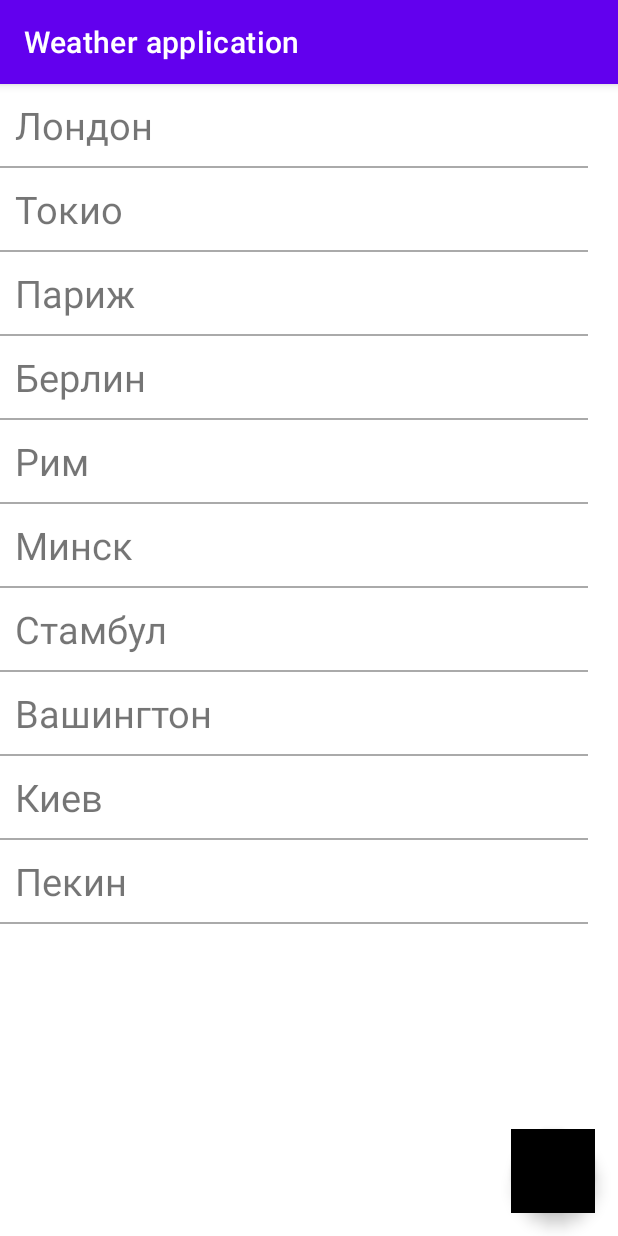
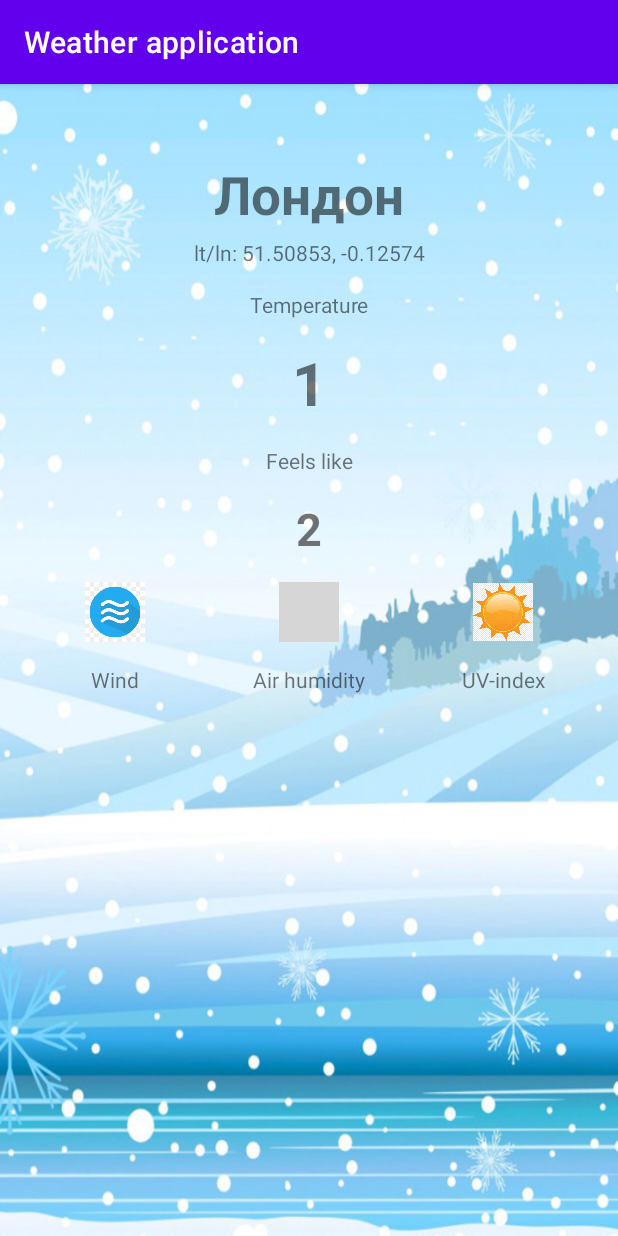
Before and after one commit to SoldierOfLuck/My_TEST_Application, an Android app: the screen it shows after launch (MainActivity), after a tap on "Лондон", on a phone screen of 412 x 824 dp. Run offline under Robolectric (Android 15) with nearby library versions, the light colour scheme and no system bars; 1 other tap on this screen came first; grey boxes are pictures that could not be loaded.

Commit message:
По заданию 3

```diff
--- a/app/build.gradle
+++ b/app/build.gradle
@@ -1,6 +1,7 @@
 plugins {
     id 'com.android.application'
     id 'kotlin-android'
+    id 'kotlin-android-extensions'
 }
 
 android {
--- /dev/null
+++ b/app/src/main/java/ru/lukmanov/mytestapplication/main/DetailsFragment.kt
@@ -0,0 +1,51 @@
+package ru.lukmanov.mytestapplication.main
+
+import android.os.Bundle
+import androidx.fragment.app.Fragment
+import android.view.LayoutInflater
+import android.view.View
+import android.view.ViewGroup
+import ru.lukmanov.mytestapplication.R
+import ru.lukmanov.mytestapplication.databinding.FragmentDetailsBinding
+import ru.lukmanov.mytestapplication.model.Weather
+
+
+class DetailsFragment : Fragment() {
+    private var _binding: FragmentDetailsBinding? = null
+    private val binding get() = _binding!!
+
+    override fun onCreateView(
+        inflater: LayoutInflater, container: ViewGroup?,
+        savedInstanceState: Bundle?
+    ): View {
+        _binding = FragmentDetailsBinding.inflate(inflater, container, false)
+        return binding.getRoot()
+    }
+
+    override fun onViewCreated(view: View, savedInstanceState: Bundle?) {
+        super.onViewCreated(view, savedInstanceState)
+        val weather = arguments?.getParcelable<Weather>(BUNDLE_EXTRA)
+        if (weather != null) {
+            val city = weather.city
+            binding.cityName.text = city.city
+            binding.cityCoordinates.text = String.format(
+                getString(R.string.city_coordinates),
+                city.lat.toString(),
+                city.lon.toString()
+            )
+            binding.temperatureValue.text = weather.temperature.toString()
+            binding.feelsLikeValue.text = weather.feelsLike.toString()
+        }
+    }
+
+    companion object {
+
+        const val BUNDLE_EXTRA = "weather"
+
+        fun newInstance(bundle: Bundle): DetailsFragment {
+            val fragment = DetailsFragment()
+            fragment.arguments = bundle
+            return fragment
+        }
+    }
+}
--- a/app/src/main/java/ru/lukmanov/mytestapplication/main/MainFragment.kt
+++ b/app/src/main/java/ru/lukmanov/mytestapplication/main/MainFragment.kt
@@ -10,6 +10,7 @@ import androidx.lifecycle.ViewModelProvider
 import com.google.android.material.snackbar.Snackbar
 import ru.lukmanov.mytestapplication.R
 import ru.lukmanov.mytestapplication.databinding.FragmentMainBinding
+import ru.lukmanov.mytestapplication.model.Weather
 import ru.lukmanov.mytestapplication.viewmodel.AppState
 import ru.lukmanov.mytestapplication.viewmodel.MainViewModel
 
@@ -19,7 +20,20 @@ class MainFragment : Fragment() {
     private val binding get() = _binding!!
 
     private lateinit var viewModel: MainViewModel
-    private val adapter = MainFragmentAdapter()
+    private val adapter = MainFragmentAdapter(object : OnItemViewClickListener {
+        override fun onItemViewClick(weather: Weather) {
+            val manager = activity?.supportFragmentManager
+            if (manager != null) {
+                val bundle = Bundle()
+                bundle.putParcelable(DetailsFragment.BUNDLE_EXTRA, weather)
+                manager.beginTransaction()
+                    .add(R.id.container, DetailsFragment.newInstance(bundle))
+                    .addToBackStack("")
+                    .commitAllowingStateLoss()
+            }
+        }
+    })
+
     private var isDataSetRus: Boolean = true
 
     override fun onCreateView(
@@ -72,4 +86,8 @@ class MainFragment : Fragment() {
     companion object {
         fun newInstance() = MainFragment()
     }
+
+    interface OnItemViewClickListener {
+        fun onItemViewClick(weather: Weather)
+    }
 }
--- a/app/src/main/java/ru/lukmanov/mytestapplication/main/MainFragmentAdapter.kt
+++ b/app/src/main/java/ru/lukmanov/mytestapplication/main/MainFragmentAdapter.kt
@@ -9,7 +9,7 @@ import androidx.recyclerview.widget.RecyclerView
 import ru.lukmanov.mytestapplication.R
 import ru.lukmanov.mytestapplication.model.Weather
 
-class MainFragmentAdapter  :
+class MainFragmentAdapter (private var onItemViewClickListener: MainFragment.OnItemViewClickListener?) :
     RecyclerView.Adapter<MainFragmentAdapter.MainViewHolder>() {
 
     private var weatherData: List<Weather> = listOf()
@@ -42,6 +42,7 @@ class MainFragmentAdapter  :
         fun bind(weather: Weather) {
             itemView.findViewById<TextView>(R.id.mainFragmentRecyclerItemTextView).text = weather.city.city
             itemView.setOnClickListener {
+                onItemViewClickListener?.onItemViewClick(weather)
                 Toast.makeText(
                     itemView.context,
                     weather.city.city,
--- a/app/src/main/java/ru/lukmanov/mytestapplication/model/City.kt
+++ b/app/src/main/java/ru/lukmanov/mytestapplication/model/City.kt
@@ -1,3 +1,10 @@
 package ru.lukmanov.mytestapplication.model
 
-data class City (val city: String, val lat: Double, val lon: Double)
+import android.os.Parcelable
+import kotlinx.android.parcel.Parcelize
+
+@Parcelize
+data class City(
+    val city: String,
+    val lat: Double,
+    val lon: Double) : Parcelable
--- a/app/src/main/java/ru/lukmanov/mytestapplication/model/Weather.kt
+++ b/app/src/main/java/ru/lukmanov/mytestapplication/model/Weather.kt
@@ -1,7 +1,10 @@
 package ru.lukmanov.mytestapplication.model
 
+import android.os.Parcel
+import android.os.Parcelable
+import kotlinx.android.parcel.Parcelize
 
-
+@Parcelize
 data class Weather(
     val city: City = getDefaultCity(),
     val temperature: Int = -7,
@@ -9,7 +12,7 @@ data class Weather(
     val humidity: Int = 86,
     val wind: Int = 11,
     val uv: String = "Low"
-)
+): Parcelable
 
 fun getDefaultCity() = City("Москва", 55.755826, 37.617299900000035)
 
--- a/app/src/main/res/layout/fragment_main.xml
+++ b/app/src/main/res/layout/fragment_main.xml
@@ -3,7 +3,8 @@
     xmlns:app="http://schemas.android.com/apk/res-auto"
     xmlns:tools="http://schemas.android.com/tools"
     android:layout_width="match_parent"
-    android:layout_height="match_parent">
+    android:layout_height="match_parent"
+    android:background="@color/fragmentBackground">
 
     <androidx.recyclerview.widget.RecyclerView
         android:id="@+id/mainFragmentRecyclerView"
@@ -16,8 +17,8 @@
 
     <com.google.android.material.floatingactionbutton.FloatingActionButton
         android:id="@+id/mainFragmentFAB"
-        android:layout_width="wrap_content"
-        android:layout_height="wrap_content"
+        android:layout_width="50sp"
+        android:layout_height="50sp"
         android:layout_margin="@dimen/fab_margin"
         android:src="@drawable/ic_russia"
         app:layout_constraintBottom_toBottomOf="parent"
--- a/app/src/main/res/layout/fragment_main2.xml
+++ /dev/null
@@ -1,14 +0,0 @@
-<?xml version="1.0" encoding="utf-8"?>
-<FrameLayout xmlns:android="http://schemas.android.com/apk/res/android"
-    xmlns:tools="http://schemas.android.com/tools"
-    android:layout_width="match_parent"
-    android:layout_height="match_parent"
-    tools:context=".main.MainFragment">
-
-    <!-- TODO: Update blank fragment layout -->
-    <TextView
-        android:layout_width="match_parent"
-        android:layout_height="match_parent"
-        android:text="@string/hello_blank_fragment" />
-
-</FrameLayout>
--- a/app/src/main/res/values/colors.xml
+++ b/app/src/main/res/values/colors.xml
@@ -8,4 +8,5 @@
     <color name="black">#FF000000</color>
     <color name="white">#FFFFFFFF</color>
     <color name="loadingBackground">#80FFFFFF</color>
+    <color name="fragmentBackground">#FFFFFF</color>
 </resources>
```
